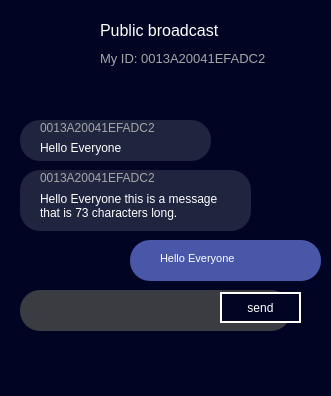
This is pyqt5_gui.ui in Faiz4work/beechat-pyqt5-gui-project as Qt 5 draws it before an edit. The edited form follows.
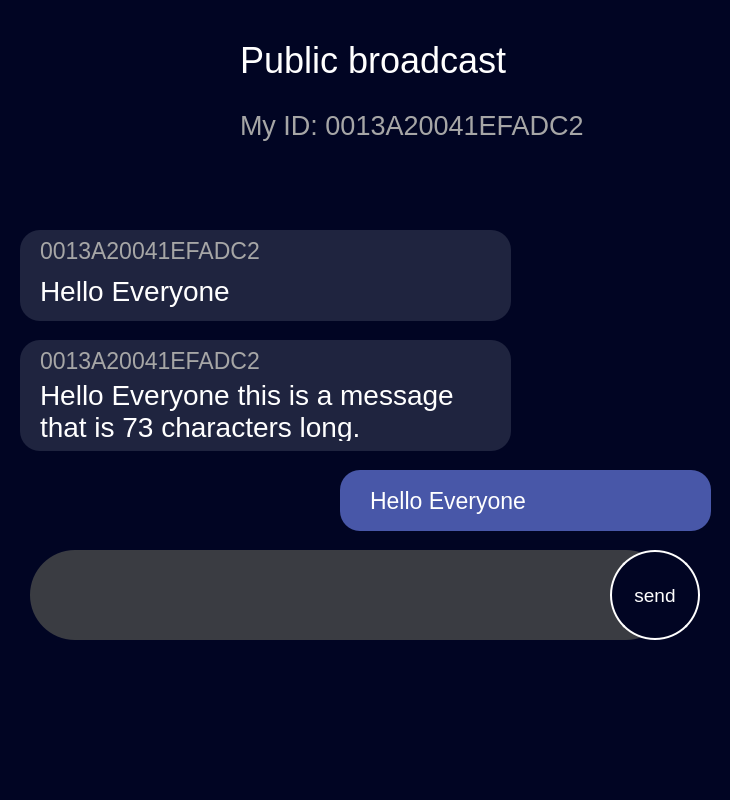
This is the edited form. Icons and pictures are not drawn.

What changed in the file:
```diff
--- a/pyqt5_gui.ui
+++ b/pyqt5_gui.ui
@@ -6,8 +6,8 @@
    <rect>
     <x>0</x>
     <y>0</y>
-    <width>331</width>
-    <height>396</height>
+    <width>730</width>
+    <height>800</height>
    </rect>
   </property>
   <property name="font">
@@ -30,8 +30,8 @@
      <rect>
       <x>20</x>
       <y>10</y>
-      <width>51</width>
-      <height>51</height>
+      <width>151</width>
+      <height>151</height>
      </rect>
     </property>
     <property name="text">
@@ -47,15 +47,15 @@
    <widget class="QLabel" name="public_broadcast">
     <property name="geometry">
      <rect>
-      <x>100</x>
-      <y>20</y>
-      <width>191</width>
-      <height>21</height>
+      <x>240</x>
+      <y>30</y>
+      <width>371</width>
+      <height>61</height>
      </rect>
     </property>
     <property name="font">
      <font>
-      <pointsize>12</pointsize>
+      <pointsize>27</pointsize>
      </font>
     </property>
     <property name="styleSheet">
@@ -68,15 +68,15 @@
    <widget class="QLabel" name="label">
     <property name="geometry">
      <rect>
-      <x>100</x>
-      <y>50</y>
-      <width>211</width>
-      <height>16</height>
+      <x>240</x>
+      <y>100</y>
+      <width>371</width>
+      <height>51</height>
      </rect>
     </property>
     <property name="font">
      <font>
-      <pointsize>10</pointsize>
+      <pointsize>20</pointsize>
      </font>
     </property>
     <property name="styleSheet">
@@ -90,9 +90,9 @@
     <property name="geometry">
      <rect>
       <x>20</x>
-      <y>120</y>
-      <width>191</width>
-      <height>41</height>
+      <y>230</y>
+      <width>491</width>
+      <height>91</height>
      </rect>
     </property>
     <property name="styleSheet">
@@ -110,13 +110,13 @@
       <rect>
        <x>20</x>
        <y>0</y>
-       <width>151</width>
-       <height>16</height>
+       <width>271</width>
+       <height>41</height>
       </rect>
      </property>
      <property name="font">
       <font>
-       <pointsize>9</pointsize>
+       <pointsize>17</pointsize>
       </font>
      </property>
      <property name="styleSheet">
@@ -130,11 +130,16 @@
      <property name="geometry">
       <rect>
        <x>20</x>
-       <y>20</y>
-       <width>131</width>
-       <height>16</height>
+       <y>40</y>
+       <width>281</width>
+       <height>41</height>
       </rect>
      </property>
+     <property name="font">
+      <font>
+       <pointsize>21</pointsize>
+      </font>
+     </property>
      <property name="styleSheet">
       <string notr="true">color: rgb(255, 255, 255);</string>
      </property>
@@ -147,9 +152,9 @@
     <property name="geometry">
      <rect>
       <x>20</x>
-      <y>170</y>
-      <width>231</width>
-      <height>61</height>
+      <y>340</y>
+      <width>491</width>
+      <height>111</height>
      </rect>
     </property>
     <property name="styleSheet">
@@ -167,13 +172,13 @@
       <rect>
        <x>20</x>
        <y>0</y>
-       <width>151</width>
-       <height>16</height>
+       <width>271</width>
+       <height>41</height>
       </rect>
      </property>
      <property name="font">
       <font>
-       <pointsize>9</pointsize>
+       <pointsize>17</pointsize>
       </font>
      </property>
      <property name="styleSheet">
@@ -187,11 +192,16 @@
      <property name="geometry">
       <rect>
        <x>20</x>
-       <y>20</y>
-       <width>201</width>
-       <height>31</height>
+       <y>40</y>
+       <width>451</width>
+       <height>61</height>
       </rect>
      </property>
+     <property name="font">
+      <font>
+       <pointsize>21</pointsize>
+      </font>
+     </property>
      <property name="styleSheet">
       <string notr="true">color: rgb(255, 255, 255);</string>
      </property>
@@ -212,10 +222,10 @@
    <widget class="QFrame" name="reply">
     <property name="geometry">
      <rect>
-      <x>130</x>
-      <y>240</y>
-      <width>191</width>
-      <height>41</height>
+      <x>340</x>
+      <y>470</y>
+      <width>371</width>
+      <height>61</height>
      </rect>
     </property>
     <property name="styleSheet">
@@ -233,13 +243,13 @@
       <rect>
        <x>30</x>
        <y>10</y>
-       <width>131</width>
-       <height>16</height>
+       <width>281</width>
+       <height>41</height>
       </rect>
      </property>
      <property name="font">
       <font>
-       <pointsize>8</pointsize>
+       <pointsize>17</pointsize>
       </font>
      </property>
      <property name="styleSheet">
@@ -253,10 +263,10 @@
    <widget class="QWidget" name="widget" native="true">
     <property name="geometry">
      <rect>
-      <x>10</x>
-      <y>290</y>
-      <width>301</width>
-      <height>51</height>
+      <x>20</x>
+      <y>550</y>
+      <width>681</width>
+      <height>101</height>
      </rect>
     </property>
     <widget class="QPlainTextEdit" name="plainTextEdit">
@@ -264,37 +274,39 @@
       <rect>
        <x>10</x>
        <y>0</y>
-       <width>271</width>
-       <height>41</height>
+       <width>641</width>
+       <height>90</height>
       </rect>
      </property>
      <property name="styleSheet">
       <string notr="true">background-color: rgb(58, 60, 66);
 color: rgb(255, 255, 255);
-border-radius: 20px;
-padding: 5px;</string>
+border-radius: 45px;
+padding: 10px;</string>
      </property>
     </widget>
     <widget class="QPushButton" name="send_button">
      <property name="geometry">
       <rect>
-       <x>210</x>
-       <y>2</y>
-       <width>81</width>
-       <height>31</height>
+       <x>590</x>
+       <y>0</y>
+       <width>90</width>
+       <height>90</height>
       </rect>
      </property>
+     <property name="font">
+      <font>
+       <pointsize>14</pointsize>
+      </font>
+     </property>
      <property name="styleSheet">
       <string notr="true">color: rgb(255, 255, 255);
-border: 2px solid white;
-border-radius: 50px;</string>
+border-radius: 45px;
+border: 2px solid white;</string>
      </property>
      <property name="text">
       <string>send</string>
      </property>
-     <property name="default">
-      <bool>true</bool>
-     </property>
     </widget>
    </widget>
   </widget>
```
Left out of the diff: 5 changed lines with no effect on the pictures.
